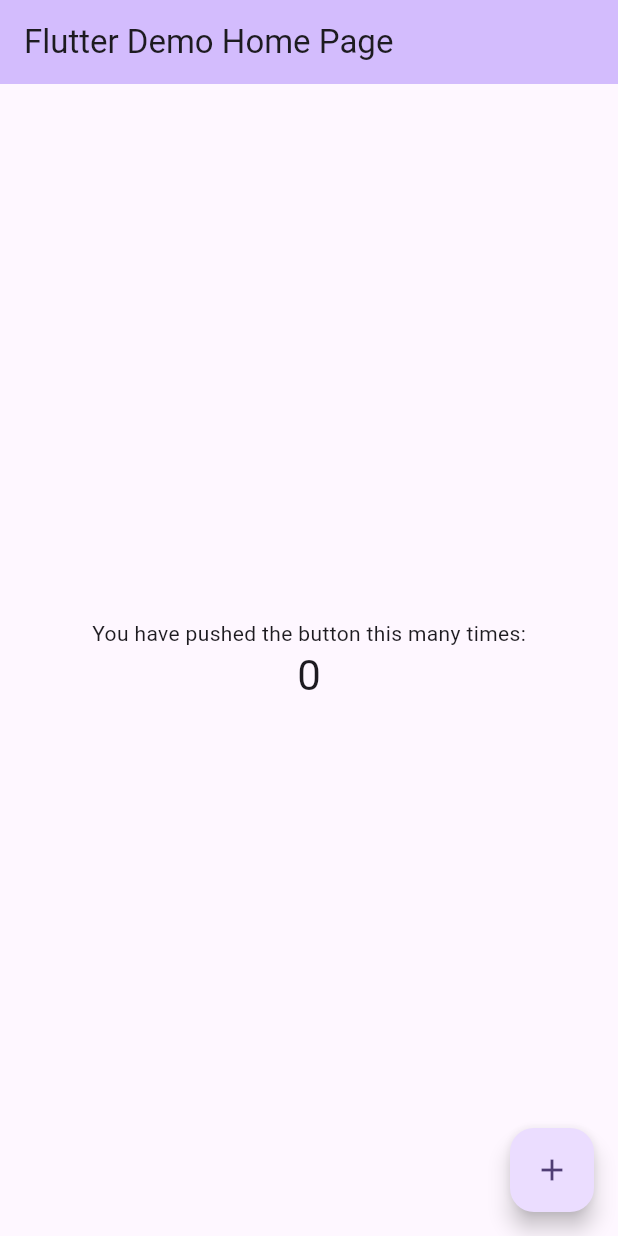
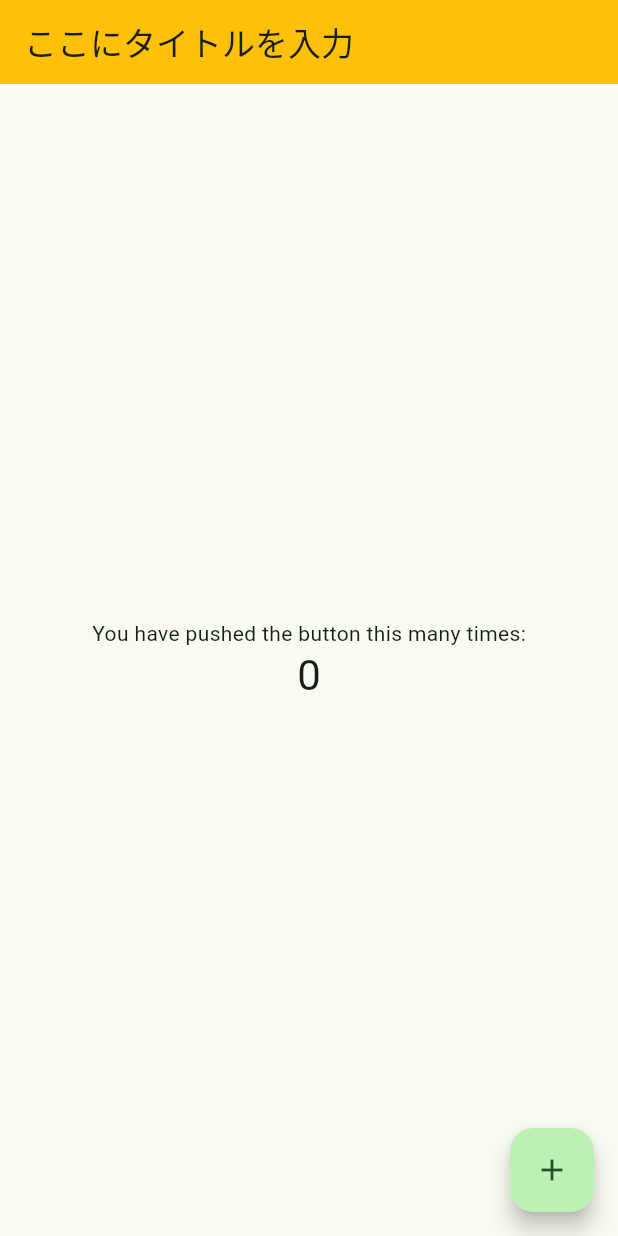
Before and after one commit to mistralll/flutter_playground, a Flutter app: the screen it shows after launch, on a phone screen of 412 x 824 dp. Run offline on Flutter 3.47's test engine with Material 3 defaults, Android fonts, the phone set to English and light mode, and no system bars.

```diff
--- a/lib/main.dart
+++ b/lib/main.dart
@@ -28,7 +28,8 @@ class MyApp extends StatelessWidget {
         //
         // This works for code too, not just values: Most code changes can be
         // tested with just a hot reload.
-        colorScheme: ColorScheme.fromSeed(seedColor: Colors.deepPurple),
+        colorScheme: ColorScheme.fromSeed(seedColor: Colors.green),
+        // colorScheme: ColorScheme.fromSeed(seedColor: Colors.deepPurple),
         useMaterial3: true,
       ),
       home: const MyHomePage(title: 'Flutter Demo Home Page'),
@@ -81,10 +82,12 @@ class _MyHomePageState extends State<MyHomePage> {
         // TRY THIS: Try changing the color here to a specific color (to
         // Colors.amber, perhaps?) and trigger a hot reload to see the AppBar
         // change color while the other colors stay the same.
-        backgroundColor: Theme.of(context).colorScheme.inversePrimary,
+        backgroundColor: Colors.amber,
+        // backgroundColor: Theme.of(context).colorScheme.inversePrimary,
         // Here we take the value from the MyHomePage object that was created by
         // the App.build method, and use it to set our appbar title.
-        title: Text(widget.title),
+        title: Text("ここにタイトルを入力"),
+        // title: Text(widget.title),
       ),
       body: Center(
         // Center is a layout widget. It takes a single child and positions it
```
